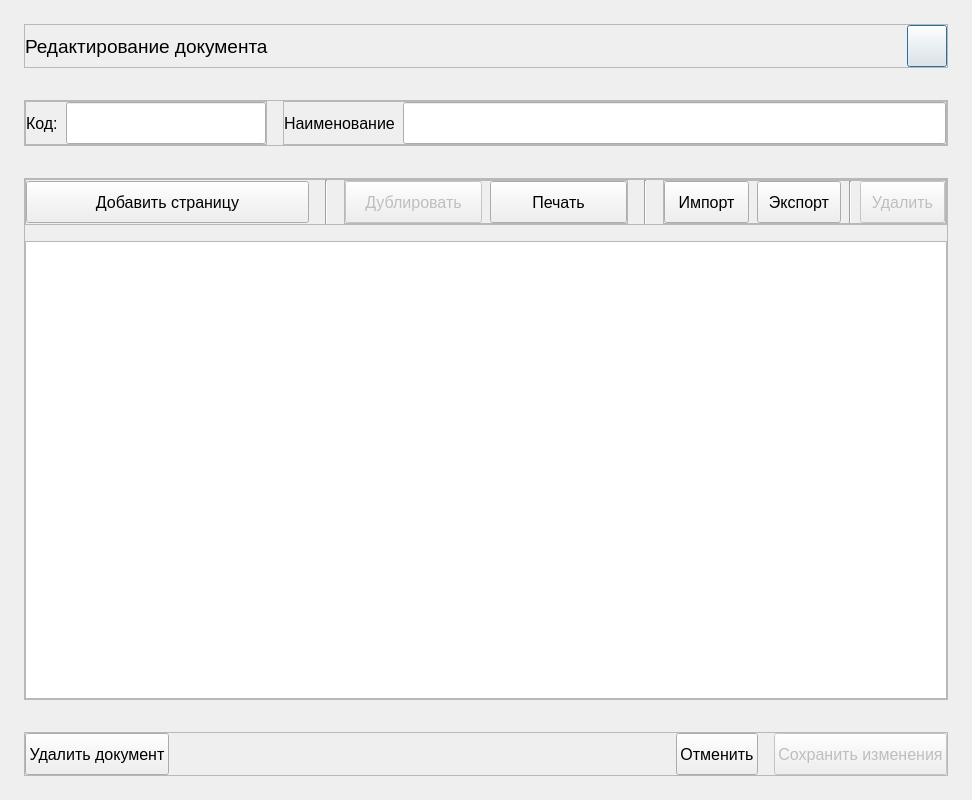
The window that ui/ui/edit_document.ui (pntech-dev/Documents-Exp-Desktop) describes before a commit, drawn with Qt 5.
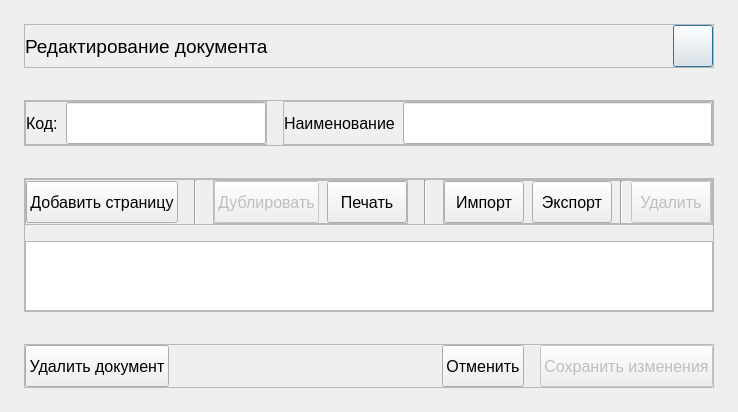
The same window after the commit. Custom widgets are drawn as their Qt base class.

```diff
--- a/ui/ui/edit_document.ui
+++ b/ui/ui/edit_document.ui
@@ -6,8 +6,8 @@
    <rect>
     <x>0</x>
     <y>0</y>
-    <width>972</width>
-    <height>800</height>
+    <width>576</width>
+    <height>396</height>
    </rect>
   </property>
   <property name="maximumSize">
@@ -421,6 +421,9 @@
             </property>
             <item>
              <widget class="NoFrameButton" name="import_pushButton">
+              <property name="enabled">
+               <bool>true</bool>
+              </property>
               <property name="minimumSize">
                <size>
                 <width>0</width>
@@ -439,6 +442,9 @@
             </item>
             <item>
              <widget class="NoFrameButton" name="export_pushButton">
+              <property name="enabled">
+               <bool>true</bool>
+              </property>
               <property name="minimumSize">
                <size>
                 <width>0</width>
```
